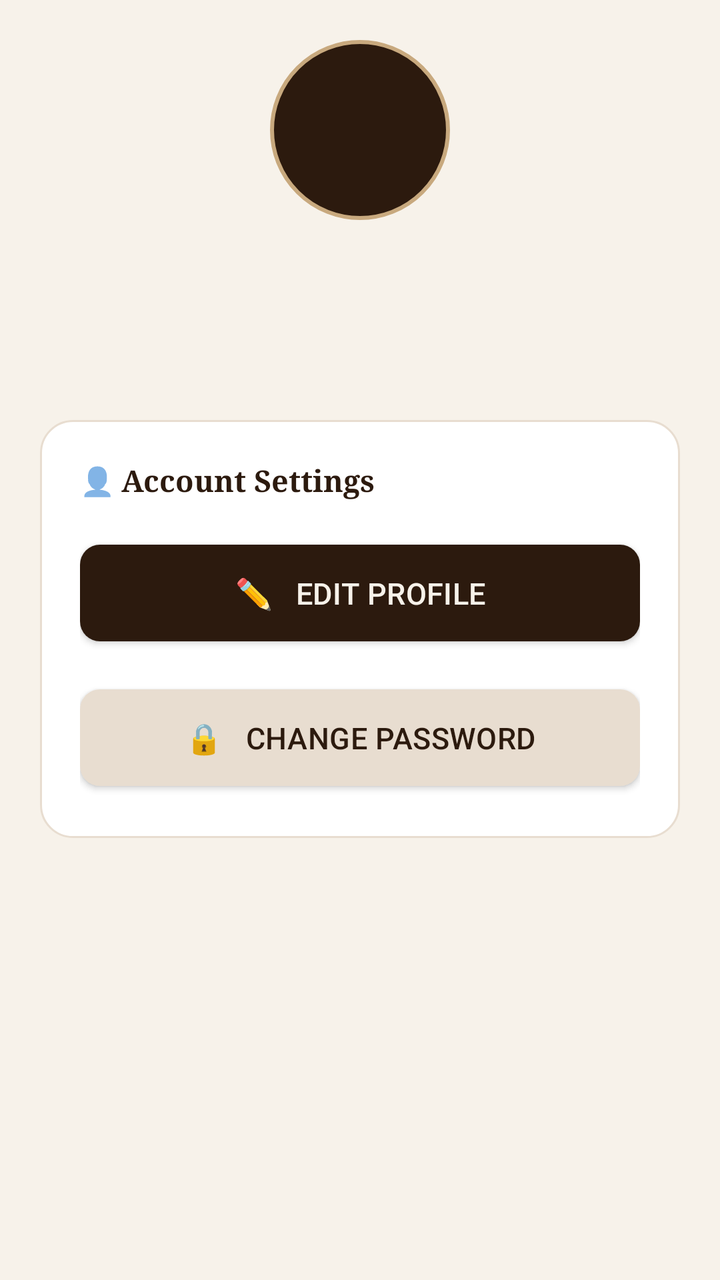
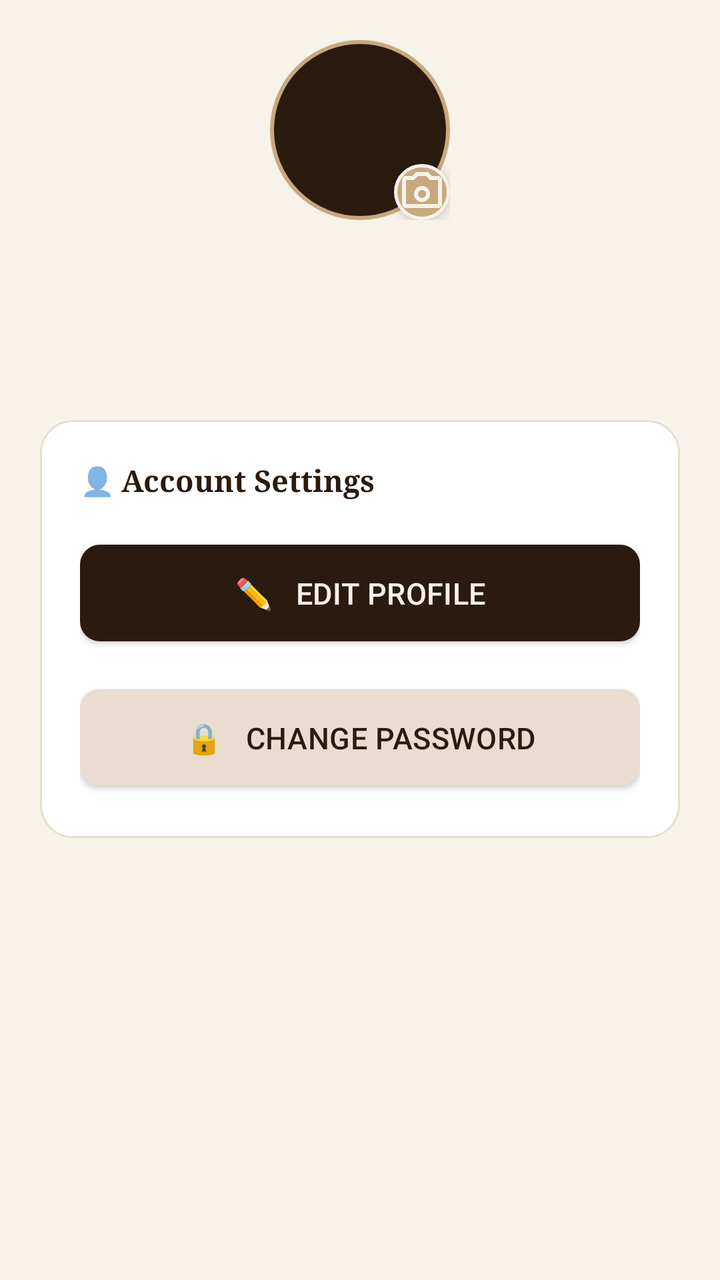

Two renders of the same Android screen: before a commit and after it. Below are the layout's source before the change and the commit's diff.
<!-- AndroidManifest.xml: application theme Theme.AratKain -->
<!-- res/layout/activity_profile.xml -->
<?xml version="1.0" encoding="utf-8"?>
<ScrollView xmlns:android="http://schemas.android.com/apk/res/android"
    xmlns:app="http://schemas.android.com/apk/res-auto"
    android:layout_width="match_parent"
    android:layout_height="match_parent"
    android:background="@color/cream">

    <LinearLayout
        android:layout_width="match_parent"
        android:layout_height="wrap_content"
        android:orientation="vertical"
        android:padding="20dp">

        
        <LinearLayout android:layout_width="match_parent" android:layout_height="wrap_content"
            android:orientation="vertical" android:gravity="center"
            android:layout_marginBottom="24dp">

            
            <FrameLayout android:layout_width="90dp" android:layout_height="90dp"
                android:layout_marginBottom="12dp">

                <TextView android:id="@+id/tvInitials"
                    android:layout_width="90dp" android:layout_height="90dp"
                    android:gravity="center" android:textSize="28sp"
                    android:textColor="@color/latte" android:textStyle="bold"
                    android:background="@drawable/circle_avatar" />

                <de.hdodenhof.circleimageview.CircleImageView android:id="@+id/ivAvatar"
                    android:layout_width="90dp" android:layout_height="90dp"
                    app:civ_border_width="3dp" app:civ_border_color="@color/steam"
                    android:visibility="gone" />
            </FrameLayout>

            <TextView android:id="@+id/tvFullname" android:layout_width="wrap_content"
                android:layout_height="wrap_content" android:textSize="20sp"
                android:textColor="@color/espresso" android:fontFamily="serif"
                android:textStyle="bold" />

            <TextView android:id="@+id/tvUsername" android:layout_width="wrap_content"
                android:layout_height="wrap_content" android:textSize="12sp"
                android:textColor="@color/latte" android:layout_marginTop="1dp" />

            <TextView android:id="@+id/tvEmail" android:layout_width="wrap_content"
                android:layout_height="wrap_content" android:textSize="13sp"
                android:textColor="@color/muted" android:layout_marginTop="2dp" />
        </LinearLayout>

        
        <LinearLayout android:layout_width="match_parent" android:layout_height="wrap_content"
            android:orientation="vertical" android:background="@drawable/bg_card"
            android:padding="20dp">

            <LinearLayout android:layout_width="match_parent" android:layout_height="wrap_content"
                android:orientation="horizontal" android:gravity="center_vertical"
                android:layout_marginBottom="16dp">
                <TextView android:layout_width="wrap_content" android:layout_height="wrap_content"
                    android:text="👤 " android:textSize="14sp" />
                <TextView android:layout_width="wrap_content" android:layout_height="wrap_content"
                    android:text="Account Settings" android:textColor="@color/espresso"
                    android:textSize="15sp" android:textStyle="bold" android:fontFamily="serif" />
            </LinearLayout>

            <com.google.android.material.button.MaterialButton
                android:id="@+id/btnUpdateProfile" style="@style/Widget.AratKain.Button"
                android:layout_width="match_parent" android:layout_height="wrap_content"
                android:text="✏️   Edit Profile" android:layout_marginBottom="12dp" />

            <com.google.android.material.button.MaterialButton
                android:id="@+id/btnChangePassword" style="@style/Widget.AratKain.Button.Outline"
                android:layout_width="match_parent" android:layout_height="wrap_content"
                android:text="🔒   Change Password" />
        </LinearLayout>

    </LinearLayout>
</ScrollView>
<!-- resources referenced by this layout -->
<resources>
  <color name="cream">#F7F2EA</color>
  <color name="espresso">#2C1A0E</color>
  <color name="latte">#C8A97E</color>
  <color name="muted">#8A7060</color>
  <color name="steam">#E8DDD0</color>
  <!-- drawable bg_card (drawable) -->
  <?xml version="1.0" encoding="utf-8"?>
  <shape xmlns:android="http://schemas.android.com/apk/res/android" android:shape="rectangle">
      <solid android:color="#FFFFFF"/>
      <stroke android:width="1dp" android:color="#E8DDD0"/>
      <corners android:radius="16dp"/>
  </shape>
  <!-- drawable circle_avatar (drawable) -->
  <?xml version="1.0" encoding="utf-8"?>
  <shape xmlns:android="http://schemas.android.com/apk/res/android" android:shape="oval">
      <solid android:color="#2C1A0E"/>
      <stroke android:width="2dp" android:color="#C8A97E"/>
  </shape>
  <style name="Widget.AratKain.Button" parent="Widget.MaterialComponents.Button">
          <item name="backgroundTint">@color/espresso</item>
          <item name="android:textColor">@color/cream</item>
          <item name="android:textSize">15sp</item>
          <item name="android:letterSpacing">0.01</item>
          <item name="android:paddingTop">14dp</item>
          <item name="android:paddingBottom">14dp</item>
          <item name="cornerRadius">10dp</item>
          <item name="android:fontFamily">sans-serif-medium</item>
          <item name="rippleColor">@color/espresso_dark</item>
      </style>
  <style name="Widget.AratKain.Button.Outline" parent="Widget.AratKain.Button">
          <item name="backgroundTint">@color/steam</item>
          <item name="android:textColor">@color/espresso</item>
      </style>
  <style name="Theme.AratKain" parent="Theme.MaterialComponents.DayNight.NoActionBar">
          <item name="colorPrimary">@color/espresso</item>
          <item name="colorPrimaryVariant">@color/espresso_dark</item>
          <item name="colorOnPrimary">@color/cream</item>
          <item name="colorSecondary">@color/accent</item>
          <item name="colorOnSecondary">@color/white</item>
          <item name="android:colorBackground">@color/cream</item>
          <item name="colorSurface">@color/white</item>
          <item name="android:statusBarColor">@color/espresso</item>
          <item name="android:navigationBarColor">@color/espresso</item>
          <item name="android:fontFamily">sans-serif</item>
      </style>
  <color name="espresso_dark">#3d2510</color>
  <color name="accent">#B85C38</color>
  <color name="white">#FFFFFF</color>
</resources>

<!-- the commit's change to res/layout/activity_profile.xml (unified diff, before → after) -->
@@ -17,20 +17,46 @@
             android:layout_marginBottom="24dp">
 
             
-            <FrameLayout android:layout_width="90dp" android:layout_height="90dp"
+            <FrameLayout
+                android:layout_width="90dp"
+                android:layout_height="90dp"
                 android:layout_marginBottom="12dp">
 
+                
                 <TextView android:id="@+id/tvInitials"
                     android:layout_width="90dp" android:layout_height="90dp"
                     android:gravity="center" android:textSize="28sp"
                     android:textColor="@color/latte" android:textStyle="bold"
                     android:background="@drawable/circle_avatar" />
 
+                
                 <de.hdodenhof.circleimageview.CircleImageView android:id="@+id/ivAvatar"
                     android:layout_width="90dp" android:layout_height="90dp"
                     app:civ_border_width="3dp" app:civ_border_color="@color/steam"
                     android:visibility="gone" />
+
+                
+                <ImageButton
+                    android:id="@+id/ibChangePhoto"
+                    android:layout_width="28dp"
+                    android:layout_height="28dp"
+                    android:layout_gravity="bottom|end"
+                    android:padding="4dp"
+                    android:background="@drawable/bg_camera_badge"
+                    android:src="@drawable/ic_camera_alt"
+                    android:contentDescription="Change profile photo"
+                    android:elevation="4dp" />
+
             </FrameLayout>
+
+            
+            <ProgressBar
+                android:id="@+id/pbPhotoUpload"
+                style="?android:attr/progressBarStyleSmall"
+                android:layout_width="wrap_content"
+                android:layout_height="wrap_content"
+                android:layout_marginBottom="4dp"
+                android:visibility="gone" />
 
             <TextView android:id="@+id/tvFullname" android:layout_width="wrap_content"
                 android:layout_height="wrap_content" android:textSize="20sp"
<!-- resource entries referenced after the edit -->
@@ -5,6 +5,13 @@
   <color name="latte">#C8A97E</color>
   <color name="muted">#8A7060</color>
   <color name="steam">#E8DDD0</color>
+  <!-- drawable bg_camera_badge (drawable) -->
+  <?xml version="1.0" encoding="utf-8"?>
+  <shape xmlns:android="http://schemas.android.com/apk/res/android"
+      android:shape="oval">
+      <solid android:color="@color/latte" />
+      <stroke android:width="1.5dp" android:color="@color/cream" />
+  </shape>
   <!-- drawable bg_card (drawable) -->
   <?xml version="1.0" encoding="utf-8"?>
   <shape xmlns:android="http://schemas.android.com/apk/res/android" android:shape="rectangle">
@@ -18,6 +25,23 @@
       <solid android:color="#2C1A0E"/>
       <stroke android:width="2dp" android:color="#C8A97E"/>
   </shape>
+  <!-- drawable ic_camera_alt (drawable) -->
+  <?xml version="1.0" encoding="utf-8"?>
+  <vector xmlns:android="http://schemas.android.com/apk/res/android"
+      android:width="24dp"
+      android:height="24dp"
+      android:viewportWidth="24"
+      android:viewportHeight="24"
+      android:tint="@color/cream">
+  
+      <path
+          android:fillColor="@android:color/white"
+          android:pathData="M12,9c-2.21,0 -4,1.79 -4,4s1.79,4 4,4 4,-1.79 4,-4 -1.79,-4 -4,-4zM12,15c-1.1,0 -2,-0.9 -2,-2s0.9,-2 2,-2 2,0.9 2,2 -0.9,2 -2,2z" />
+      <path
+          android:fillColor="@android:color/white"
+          android:pathData="M20,4h-3.17L15,2H9L7.17,4H4C2.9,4 2,4.9 2,6v12c0,1.1 0.9,2 2,2h16c1.1,0 2,-0.9 2,-2V6C22,4.9 21.1,4 20,4zM20,18H4V6h4.05l1.83,-2h4.24l1.83,2H20V18z" />
+  
+  </vector>
   <style name="Widget.AratKain.Button" parent="Widget.MaterialComponents.Button">
           <item name="backgroundTint">@color/espresso</item>
           <item name="android:textColor">@color/cream</item>
